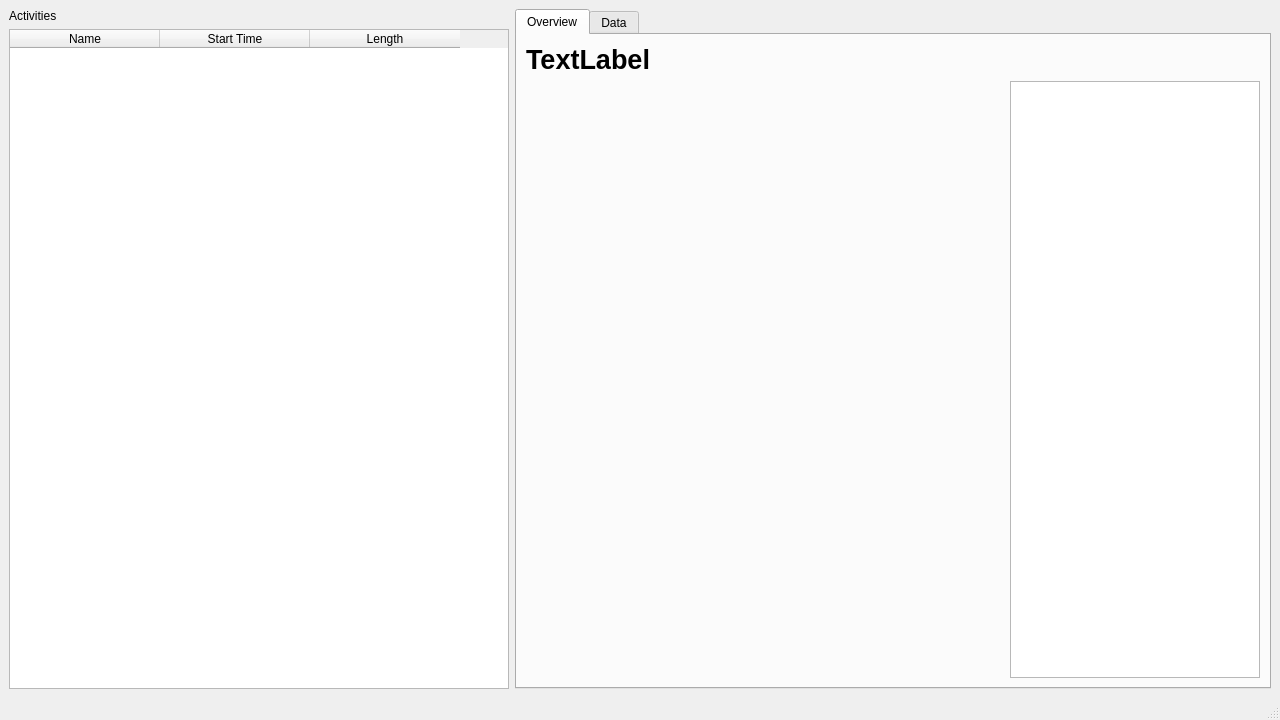
TomFryers/activate, file main.ui: the form before one commit.
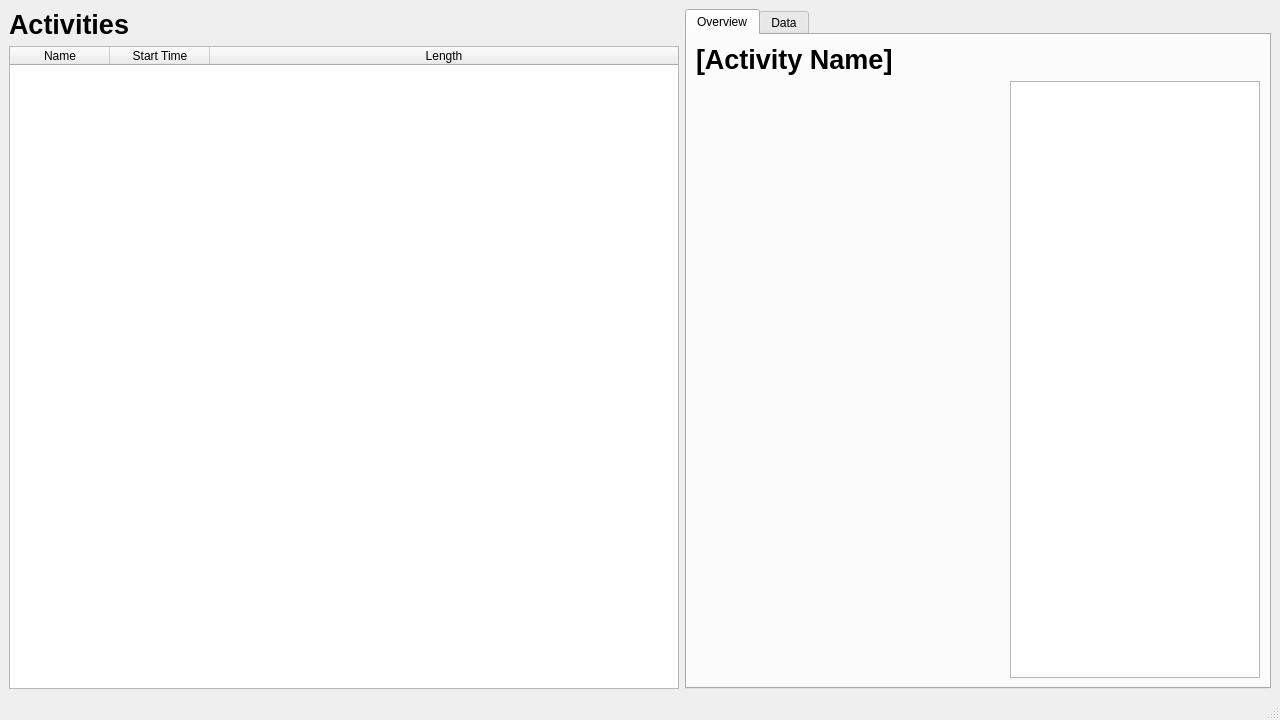
The form after the commit.

Diff of the .ui file:
```diff
--- a/main.ui
+++ b/main.ui
@@ -19,6 +19,13 @@
      <layout class="QVBoxLayout" name="verticalLayout_2">
       <item>
        <widget class="QLabel" name="label">
+        <property name="font">
+         <font>
+          <pointsize>20</pointsize>
+          <weight>75</weight>
+          <bold>true</bold>
+         </font>
+        </property>
         <property name="text">
          <string>Activities</string>
         </property>
@@ -32,11 +39,14 @@
           <height>0</height>
          </size>
         </property>
-        <property name="maximumSize">
-         <size>
-          <width>500</width>
-          <height>16777215</height>
-         </size>
+        <property name="horizontalScrollBarPolicy">
+         <enum>Qt::ScrollBarAlwaysOff</enum>
+        </property>
+        <property name="sizeAdjustPolicy">
+         <enum>QAbstractScrollArea::AdjustToContents</enum>
+        </property>
+        <property name="editTriggers">
+         <set>QAbstractItemView::NoEditTriggers</set>
         </property>
         <property name="selectionMode">
          <enum>QAbstractItemView::SingleSelection</enum>
@@ -47,14 +57,14 @@
         <property name="sortingEnabled">
          <bool>true</bool>
         </property>
+        <property name="cornerButtonEnabled">
+         <bool>false</bool>
+        </property>
         <property name="columnCount">
          <number>3</number>
         </property>
-        <attribute name="horizontalHeaderMinimumSectionSize">
-         <number>50</number>
-        </attribute>
-        <attribute name="horizontalHeaderDefaultSectionSize">
-         <number>150</number>
+        <attribute name="horizontalHeaderStretchLastSection">
+         <bool>true</bool>
         </attribute>
         <column>
          <property name="text">
@@ -142,7 +152,7 @@
              </font>
             </property>
             <property name="text">
-             <string>TextLabel</string>
+             <string>[Activity Name]</string>
             </property>
            </widget>
           </item>
```
Left out of the diff: 2 changed lines with no effect on the pictures.
